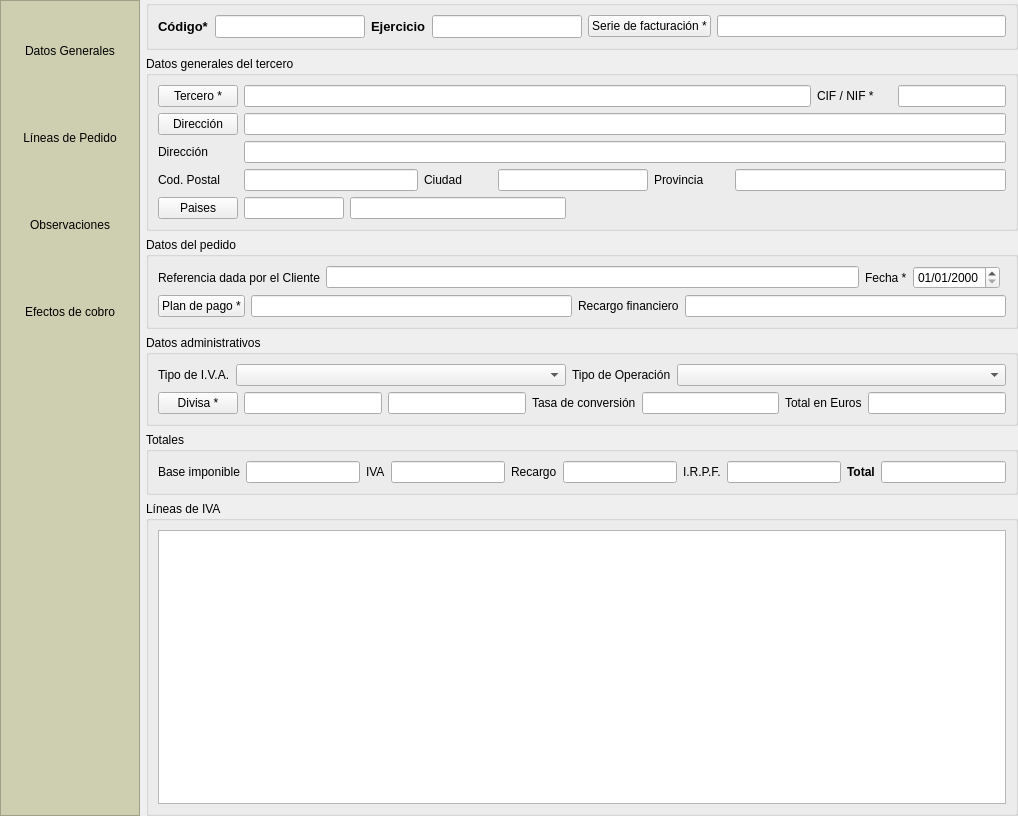
The window that es.alephsistemas.gestion.common/pedidosprov.dbrecord.ui (dpinelo/AlephERP-MainModules) describes before a commit, drawn with Qt 5.
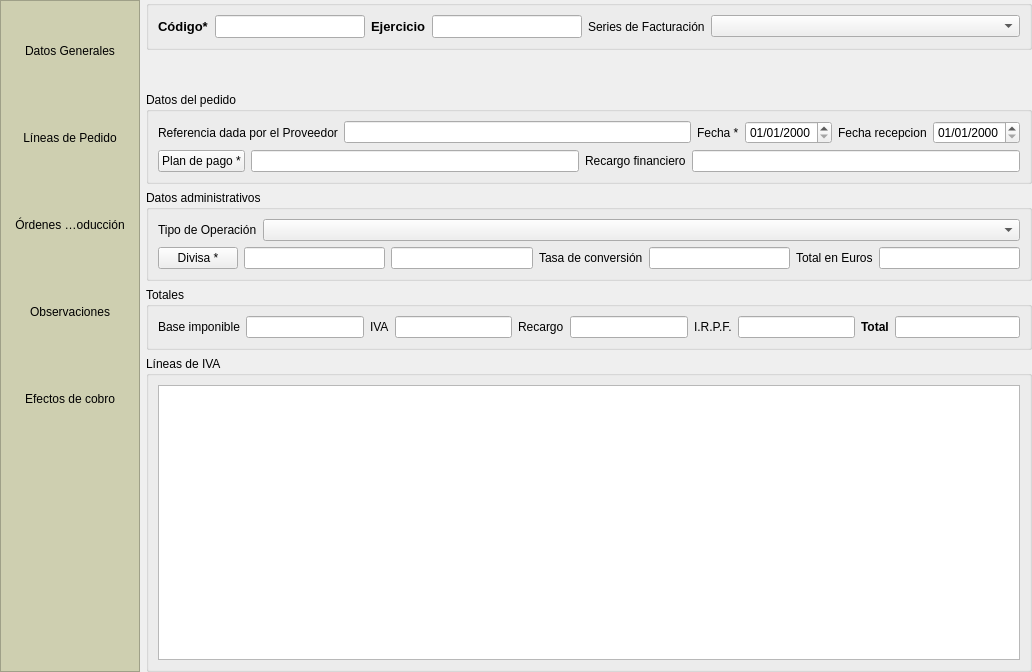
The same window after the commit. Icons and pictures are not drawn. Custom widgets are drawn as their Qt base class.

What changed in the file:
```diff
--- a/es.alephsistemas.gestion.common/pedidosprov.dbrecord.ui
+++ b/es.alephsistemas.gestion.common/pedidosprov.dbrecord.ui
@@ -6,12 +6,12 @@
    <rect>
     <x>0</x>
     <y>0</y>
-    <width>1018</width>
-    <height>816</height>
+    <width>1032</width>
+    <height>672</height>
    </rect>
   </property>
   <property name="windowTitle">
-   <string>Pedidos a proveedores</string>
+   <string>Pedidos de clientes</string>
   </property>
   <property name="windowIcon">
    <iconset>
@@ -181,6 +181,44 @@
         </property>
        </widget>
       </item>
+      <item>
+       <widget class="QToolButton" name="tbOdt">
+        <property name="minimumSize">
+         <size>
+          <width>120</width>
+          <height>81</height>
+         </size>
+        </property>
+        <property name="focusPolicy">
+         <enum>Qt::NoFocus</enum>
+        </property>
+        <property name="text">
+         <string>Órdenes de Producción</string>
+        </property>
+        <property name="icon">
+         <iconset>
+          <normaloff>:/images/printingerp/ordendetrabajo.png</normaloff>:/images/printingerp/ordendetrabajo.png</iconset>
+        </property>
+        <property name="iconSize">
+         <size>
+          <width>48</width>
+          <height>48</height>
+         </size>
+        </property>
+        <property name="checkable">
+         <bool>true</bool>
+        </property>
+        <property name="autoExclusive">
+         <bool>true</bool>
+        </property>
+        <property name="toolButtonStyle">
+         <enum>Qt::ToolButtonTextUnderIcon</enum>
+        </property>
+        <property name="autoRaise">
+         <bool>true</bool>
+        </property>
+       </widget>
+      </item>
       <item>
        <widget class="QToolButton" name="tbObservaciones">
         <property name="sizePolicy">
@@ -241,7 +279,7 @@
        </widget>
       </item>
       <item>
-       <widget class="QToolButton" name="tbEfectosCobro">
+       <widget class="QToolButton" name="tbEfectos">
         <property name="sizePolicy">
          <sizepolicy hsizetype="Preferred" vsizetype="Fixed">
           <horstretch>0</horstretch>
@@ -314,6 +352,12 @@
      <layout class="QHBoxLayout" name="horizontalLayout">
       <item>
        <widget class="QLabel" name="label_2">
+        <property name="sizePolicy">
+         <sizepolicy hsizetype="Maximum" vsizetype="Preferred">
+          <horstretch>0</horstretch>
+          <verstretch>0</verstretch>
+         </sizepolicy>
+        </property>
         <property name="font">
          <font>
           <pointsize>10</pointsize>
@@ -329,7 +373,7 @@
       <item>
        <widget class="DBLineEdit" name="db_codpedido">
         <property name="sizePolicy">
-         <sizepolicy hsizetype="Expanding" vsizetype="Fixed">
+         <sizepolicy hsizetype="Preferred" vsizetype="Fixed">
           <horstretch>0</horstretch>
           <verstretch>0</verstretch>
          </sizepolicy>
@@ -364,6 +408,12 @@
       </item>
       <item>
        <widget class="QLabel" name="label_3">
+        <property name="sizePolicy">
+         <sizepolicy hsizetype="Maximum" vsizetype="Preferred">
+          <horstretch>0</horstretch>
+          <verstretch>0</verstretch>
+         </sizepolicy>
+        </property>
         <property name="font">
          <font>
           <pointsize>10</pointsize>
@@ -379,7 +429,7 @@
       <item>
        <widget class="DBLineEdit" name="db_ejercicios_descripcion">
         <property name="sizePolicy">
-         <sizepolicy hsizetype="Expanding" vsizetype="Fixed">
+         <sizepolicy hsizetype="Preferred" vsizetype="Fixed">
           <horstretch>0</horstretch>
           <verstretch>0</verstretch>
          </sizepolicy>
@@ -416,25 +466,43 @@
        </widget>
       </item>
       <item>
-       <widget class="DBChooseRecordButton" name="db_idserie">
+       <widget class="QLabel" name="label_7">
+        <property name="sizePolicy">
+         <sizepolicy hsizetype="Maximum" vsizetype="Preferred">
+          <horstretch>0</horstretch>
+          <verstretch>0</verstretch>
+         </sizepolicy>
+        </property>
         <property name="text">
-         <string>Serie de facturación *</string>
+         <string>Series de Facturación</string>
+        </property>
+       </widget>
+      </item>
+      <item>
+       <widget class="DBComboBox" name="db_idserie">
+        <property name="sizePolicy">
+         <sizepolicy hsizetype="Minimum" vsizetype="Fixed">
+          <horstretch>0</horstretch>
+          <verstretch>0</verstretch>
+         </sizepolicy>
         </property>
         <property name="fieldName" stdset="0">
          <string>idserie</string>
         </property>
+        <property name="listTableModel" stdset="0">
+         <string>seriesfacturacion</string>
+        </property>
+        <property name="listColumnName" stdset="0">
+         <string>descripcion</string>
+        </property>
+        <property name="listColumnToSave" stdset="0">
+         <string>id</string>
+        </property>
         <property name="dataEditable" stdset="0">
          <bool>true</bool>
         </property>
        </widget>
       </item>
-      <item>
-       <widget class="DBLineEdit" name="db_descripcion_serie">
-        <property name="fieldName" stdset="0">
-         <string>seriesfacturacion.descripcion</string>
-        </property>
-       </widget>
-      </item>
      </layout>
     </widget>
    </item>
@@ -458,309 +526,19 @@
         <number>0</number>
        </property>
        <item>
-        <widget class="QGroupBox" name="groupBox">
-         <property name="title">
-          <string>Datos generales del tercero</string>
+        <widget class="AERPScriptWidget" name="aswterceros" native="true">
+         <property name="minimumSize">
+          <size>
+           <width>0</width>
+           <height>30</height>
+          </size>
          </property>
-         <layout class="QGridLayout" name="gridLayout_2">
-          <item row="0" column="0">
-           <widget class="DBChooseRecordButton" name="db_idtercero">
-            <property name="text">
-             <string>Tercero *</string>
-            </property>
-            <property name="fieldName" stdset="0">
-             <string>idtercero</string>
-            </property>
-            <property name="dataEditable" stdset="0">
-             <bool>true</bool>
-            </property>
-            <property name="scriptExecuteAfterChoose" stdset="0">
-             <string>terceroWasSelected</string>
-            </property>
-            <property name="replaceFields" stdset="0">
-             <stringlist>
-              <string>nombre;nombre</string>
-              <string>cifnif;cifnif</string>
-             </stringlist>
-            </property>
-           </widget>
-          </item>
-          <item row="0" column="1" colspan="7">
-           <widget class="DBLineEdit" name="db_nombre">
-            <property name="sizePolicy">
-             <sizepolicy hsizetype="Preferred" vsizetype="Fixed">
-              <horstretch>0</horstretch>
-              <verstretch>0</verstretch>
-             </sizepolicy>
-            </property>
-            <property name="toolTip">
-             <string>Se introduce aquí la razón social o nombre del tercero.</string>
-            </property>
-            <property name="statusTip">
-             <string>Se introduce aquí la razón social o nombre del tercero.</string>
-            </property>
-            <property name="whatsThis">
-             <string>Se introduce aquí la razón social o nombre del tercero.</string>
-            </property>
-            <property name="fieldName" stdset="0">
-             <string>nombre</string>
-            </property>
-            <property name="dataEditable" stdset="0">
-             <bool>true</bool>
-            </property>
-           </widget>
-          </item>
-          <item row="0" column="8">
-           <widget class="QLabel" name="label_4">
-            <property name="text">
-             <string>CIF / NIF *</string>
-            </property>
-           </widget>
-          </item>
-          <item row="0" column="9">
-           <widget class="DBLineEdit" name="db_cifnif">
-            <property name="sizePolicy">
-             <sizepolicy hsizetype="Preferred" vsizetype="Fixed">
-              <horstretch>0</horstretch>
-              <verstretch>0</verstretch>
-             </sizepolicy>
-            </property>
-            <property name="minimumSize">
-             <size>
-              <width>0</width>
-              <height>0</height>
-             </size>
-            </property>
-            <property name="maximumSize">
-             <size>
-              <width>150</width>
-              <height>16777215</height>
-             </size>
-            </property>
-            <property name="toolTip">
-             <string>Introduzca aquí el CIF o el NIF del tercero.</string>
-            </property>
-            <property name="statusTip">
-             <string>Introduzca aquí el CIF o el NIF del tercero.</string>
-            </property>
-            <property name="whatsThis">
-             <string>Introduzca aquí el CIF o el NIF del tercero. El formato del CIF debe ser: B0123567. El formato del NIF debe ser: 01234567M</string>
-            </property>
-            <property name="inputMask">
-             <string>xxxxxxxxxx</string>
-            </property>
-            <property name="fieldName" stdset="0">
-             <string>cifnif</string>
-            </property>
-            <property name="dataEditable" stdset="0">
-             <bool>true</bool>
-            </property>
-           </widget>
-          </item>
-          <item row="1" column="0">
-           <widget class="DBChooseRecordButton" name="db_iddirtercero">
-            <property name="text">
-             <string>Dirección</string>
-            </property>
-            <property name="fieldName" stdset="0">
-             <string>iddirtercero</string>
-            </property>
-            <property name="dataEditable" stdset="0">
-             <bool>true</bool>
-            </property>
-            <property name="replaceFields" stdset="0">
-             <stringlist>
-              <string>nombredirtercero;descripcion</string>
-              <string>direccion;direccion</string>
-              <string>codpostal;codpostal</string>
-              <string>ciudad;poblacion</string>
-              <string>codpais;codpais</string>
-             </stringlist>
-            </property>
-           </widget>
-          </item>
-          <item row="1" column="1" colspan="9">
-           <widget class="DBLineEdit" name="db_nombredirtercero">
-            <property name="sizePolicy">
-             <sizepolicy hsizetype="Preferred" vsizetype="Fixed">
-              <horstretch>0</horstretch>
-              <verstretch>0</verstretch>
-             </sizepolicy>
-            </property>
-            <property name="fieldName" stdset="0">
-             <string>nombredirtercero</string>
-            </property>
-            <property name="dataEditable" stdset="0">
-             <bool>true</bool>
-            </property>
-           </widget>
-          </item>
-          <item row="2" column="0">
-           <widget class="QLabel" name="label_16">
-            <property name="text">
-             <string>Dirección</string>
-            </property>
-           </widget>
-          </item>
-          <item row="2" column="1" colspan="9">
-           <widget class="DBLineEdit" name="db_direccion">
-            <property name="sizePolicy">
-             <sizepolicy hsizetype="Preferred" vsizetype="Fixed">
-              <horstretch>0</horstretch>
-              <verstretch>0</verstretch>
-             </sizepolicy>
-            </property>
-            <property name="fieldName" stdset="0">
-             <string>direccion</string>
-            </property>
-            <property name="dataEditable" stdset="0">
-             <bool>true</bool>
-            </property>
-           </widget>
-          </item>
-          <item row="3" column="0">
-           <widget class="QLabel" name="label_17">
-            <property name="text">
-             <string>Cod. Postal</string>
-            </property>
-           </widget>
-          </item>
-          <item row="3" column="1" colspan="2">
-           <widget class="DBLineEdit" name="db_codpostal">
-            <property name="sizePolicy">
-             <sizepolicy hsizetype="Preferred" vsizetype="Fixed">
-              <horstretch>0</horstretch>
-              <verstretch>0</verstretch>
-             </sizepolicy>
-            </property>
-            <property name="fieldName" stdset="0">
-             <string>codpostal</string>
-            </property>
-            <property name="dataEditable" stdset="0">
-             <bool>true</bool>
-            </property>
-           </widget>
-          </item>
-          <item row="3" column="3">
-           <widget class="QLabel" name="label_18">
-            <property name="text">
-             <string>Ciudad</string>
-            </property>
-           </widget>
-          </item>
-          <item row="3" column="4" colspan="2">
-           <widget class="DBLineEdit" name="db_ciudad">
-            <property name="sizePolicy">
-             <sizepolicy hsizetype="Preferred" vsizetype="Fixed">
-              <horstretch>0</horstretch>
-              <verstretch>0</verstretch>
-             </sizepolicy>
-            </property>
-            <property name="fieldName" stdset="0">
-             <string>ciudad</string>
-            </property>
-            <property name="dataEditable" stdset="0">
-             <bool>true</bool>
-            </property>
-           </widget>
-          </item>
-          <item row="3" column="6">
-           <widget class="QLabel" name="label_19">
-            <property name="text">
-             <string>Provincia</string>
-            </property>
-           </widget>
-          </item>
-          <item row="3" column="7" colspan="3">
-           <widget class="DBLineEdit" name="db_provincia">
-            <property name="sizePolicy">
-             <sizepolicy hsizetype="Preferred" vsizetype="Fixed">
-              <horstretch>0</horstretch>
-              <verstretch>0</verstretch>
-             </sizepolicy>
-            </property>
-            <property name="fieldName" stdset="0">
-             <string>provincia</string>
-            </property>
-            <property name="dataEditable" stdset="0">
-             <bool>true</bool>
-            </property>
-           </widget>
-          </item>
-          <item row="4" column="0">
-           <widget class="DBChooseRecordButton" name="db_paisChoose">
-            <property name="sizePolicy">
-             <sizepolicy hsizetype="Maximum" vsizetype="Fixed">
-              <horstretch>0</horstretch>
-              <verstretch>0</verstretch>
-             </sizepolicy>
-            </property>
-            <property name="text">
-             <string>Paises</string>
-            </property>
-            <property name="fieldName" stdset="0">
-             <string>codpais</string>
-            </property>
-            <property name="dataEditable" stdset="0">
-             <bool>true</bool>
-            </property>
-            <property name="fieldsToGet" stdset="0">
-             <string/>
-            </property>
-           </widget>
-          </item>
-          <item row="4" column="1">
-           <widget class="DBLineEdit" name="db_codpais">
-            <property name="sizePolicy">
-             <sizepolicy hsizetype="Preferred" vsizetype="Fixed">
-              <horstretch>0</horstretch>
-              <verstretch>0</verstretch>
-             </sizepolicy>
-            </property>
-            <property name="maximumSize">
-             <size>
-              <width>100</width>
-              <height>16777215</height>
-             </size>
-            </property>
-            <property name="fieldName" stdset="0">
-             <string>codpais</string>
-            </property>
-            <property name="dataEditable" stdset="0">
-             <bool>true</bool>
-            </property>
-           </widget>
-          </item>
-          <item row="4" column="2" colspan="3">
-           <widget class="DBLineEdit" name="db_paises_nombre">
-            <property name="sizePolicy">
-             <sizepolicy hsizetype="Preferred" vsizetype="Fixed">
-              <horstretch>0</horstretch>
-              <verstretch>0</verstretch>
-             </sizepolicy>
-            </property>
-            <property name="fieldName" stdset="0">
-             <string>paises.nombre</string>
-            </property>
-            <property name="dataEditable" stdset="0">
-             <bool>false</bool>
-            </property>
-           </widget>
-          </item>
-          <item row="4" column="5" colspan="5">
-           <spacer name="horizontalSpacer_2">
-            <property name="orientation">
-             <enum>Qt::Horizontal</enum>
-            </property>
-            <property name="sizeHint" stdset="0">
-             <size>
-              <width>434</width>
-              <height>20</height>
-             </size>
-            </property>
-           </spacer>
-          </item>
-         </layout>
+         <property name="name" stdset="0">
+          <string>datosgeneralestercero</string>
+         </property>
+         <property name="dataEditable" stdset="0">
+          <bool>true</bool>
+         </property>
         </widget>
        </item>
        <item>
@@ -772,7 +550,7 @@
           <item row="0" column="0">
            <widget class="QLabel" name="label">
             <property name="text">
-             <string>Referencia dada por el Cliente</string>
+             <string>Referencia dada por el Proveedor</string>
             </property>
            </widget>
           </item>
@@ -812,7 +590,33 @@
             </property>
            </widget>
           </item>
-          <item row="1" column="0" colspan="5">
+          <item row="0" column="4">
+           <widget class="QLabel" name="label_20">
+            <property name="text">
+             <string>Fecha recepcion</string>
+            </property>
+           </widget>
+          </item>
+          <item row="0" column="5">
+           <widget class="DBDateTimeEdit" name="db_fechasalida">
+            <property name="sizePolicy">
+             <sizepolicy hsizetype="Preferred" vsizetype="Fixed">
+              <horstretch>0</horstretch>
+              <verstretch>0</verstretch>
+             </sizepolicy>
+            </property>
+            <property name="displayFormat">
+             <string>dd/MM/yyyy</string>
+            </property>
+            <property name="fieldName" stdset="0">
+             <string>fechaentrada</string>
+            </property>
+            <property name="dataEditable" stdset="0">
+             <bool>true</bool>
+            </property>
+           </widget>
+          </item>
+          <item row="1" column="0" colspan="6">
            <layout class="QHBoxLayout" name="horizontalLayout_7">
             <item>
              <widget class="DBChooseRecordButton" name="db_idplanpago">
@@ -864,32 +668,6 @@
          <layout class="QVBoxLayout" name="verticalLayout_6">
           <item>
            <layout class="QHBoxLayout" name="horizontalLayout_8">
-            <item>
-             <widget class="QLabel" name="label_25">
-              <property name="sizePolicy">
-               <sizepolicy hsizetype="Maximum" vsizetype="Preferred">
-                <horstretch>0</horstretch>
-                <verstretch>0</verstretch>
-               </sizepolicy>
-              </property>
-              <property name="text">
-               <string>Tipo de I.V.A.</string>
-              </property>
-             </widget>
-            </item>
-            <item>
-             <widget class="DBComboBox" name="db_tipoiva">
-              <property name="fieldName" stdset="0">
-               <string>tipoiva</string>
-              </property>
-              <property name="dataEditable" stdset="0">
-               <bool>true</bool>
-              </property>
-              <property name="openListOnGetFocus" stdset="0">
-               <bool>true</bool>
-              </property>
-             </widget>
-            </item>
             <item>
              <widget class="QLabel" name="label_26">
               <property name="sizePolicy">
@@ -904,7 +682,7 @@
              </widget>
             </item>
             <item>
-             <widget class="DBComboBox" name="db_tipoiva_2">
+             <widget class="DBComboBox" name="db_tipooperacion">
               <property name="fieldName" stdset="0">
                <string>tipooperacion</string>
               </property>
@@ -1163,6 +941,41 @@
        </item>
       </layout>
      </widget>
+     <widget class="QWidget" name="pageOdt">
+      <layout class="QVBoxLayout" name="verticalLayout_3">
+       <property name="leftMargin">
+        <number>0</number>
+       </property>
+       <property name="topMargin">
+        <number>0</number>
+       </property>
+       <property name="rightMargin">
+        <number>0</number>
+       </property>
+       <property name="bottomMargin">
+        <number>0</number>
+       </property>
+       <item>
+        <widget class="QGroupBox" name="groupBox_2">
+         <property name="title">
+          <string>Órdenes de Trabajo</string>
+         </property>
+         <layout class="QVBoxLayout" name="verticalLayout_5">
+          <item>
+           <widget class="DBDetailView" name="db_odt" native="true">
+            <property name="relationName" stdset="0">
+             <string>odt</string>
+            </property>
+            <property name="dataEditable" stdset="0">
+             <bool>true</bool>
+            </property>
+           </widget>
+          </item>
+         </layout>
+        </widget>
+       </item>
+      </layout>
+     </widget>
      <widget class="QWidget" name="pageObservaciones">
       <layout class="QVBoxLayout" name="verticalLayout_4">
        <property name="leftMargin">
@@ -1198,7 +1011,7 @@
        </item>
       </layout>
      </widget>
-     <widget class="QWidget" name="pageEfectosCobro">
+     <widget class="QWidget" name="pageEfectos">
       <layout class="QVBoxLayout" name="verticalLayout_12">
        <property name="leftMargin">
         <number>0</number>
@@ -1249,6 +1062,11 @@
   </layout>
  </widget>
  <customwidgets>
+  <customwidget>
+   <class>AERPScriptWidget</class>
+   <extends>QWidget</extends>
+   <header>scripts/perpscriptwidget.h</header>
+  </customwidget>
   <customwidget>
    <class>DBChooseRecordButton</class>
    <extends>QPushButton</extends>
```
Left out of the diff: 20 changed lines with no effect on the pictures.
